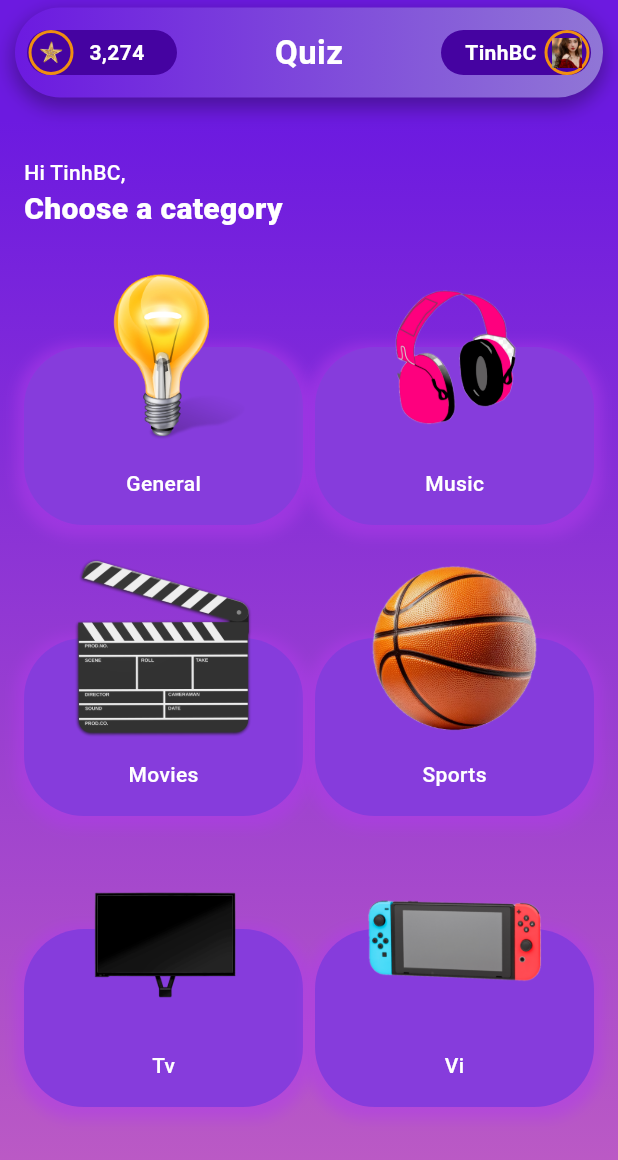
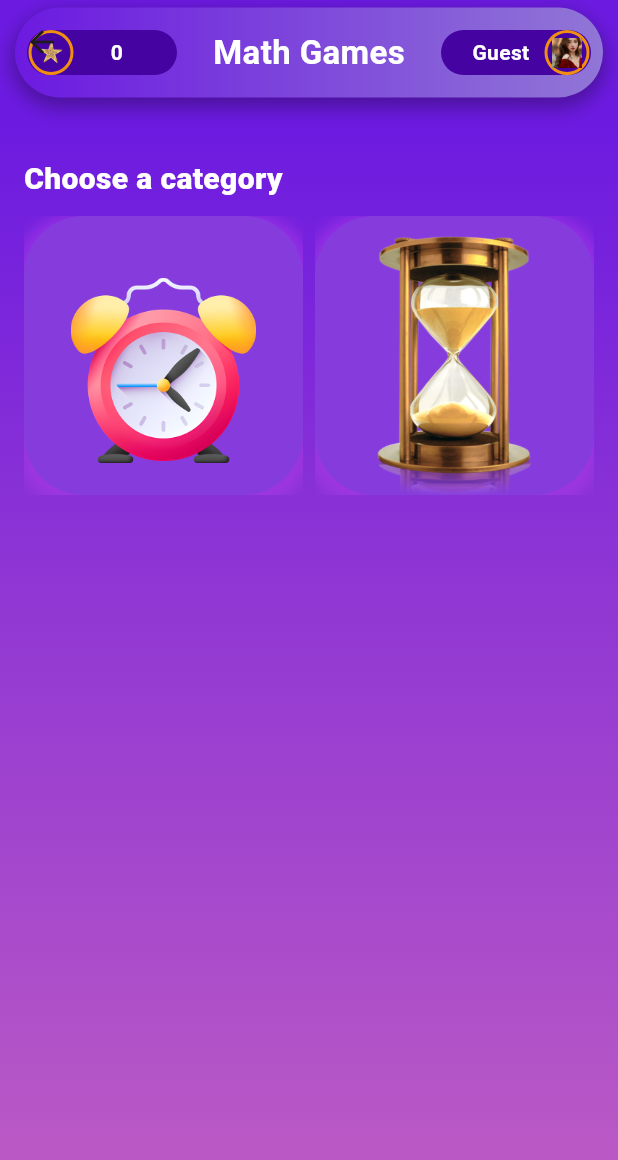
Before and after one commit to khanhbuiduc/quizzApp, a Flutter app: the screen it shows after launch, on a phone screen of 412 x 824 dp. Shown: the top 1160 px of the screen. Run offline on Flutter 3.47's test engine with Material 3 defaults, Android fonts, the light colour scheme and no system bars; our stand-ins replace flutter_svg, shared_preferences.

Commit message:
update pub spec

```diff
--- a/lib/main.dart
+++ b/lib/main.dart
@@ -1,6 +1,5 @@
 import 'package:flutter/material.dart';
 import 'package:quizz_app/screen/home/home_page.dart';
-import 'package:quizz_app/screen/home/home_page_header.dart';
 import 'package:quizz_app/screen/auth/authScreen.dart';
 
 void main() {
@@ -12,11 +11,16 @@ class MyApp extends StatelessWidget {
   @override
   Widget build(BuildContext context) {
     return MaterialApp(
-        title: 'Flutter Demo',
+        title: 'Math app',
         theme: ThemeData().copyWith(
           colorScheme: ColorScheme.fromSeed(seedColor: Colors.deepPurple),
-          useMaterial3: true,
+          // useMaterial3: true,
         ),
+        debugShowCheckedModeBanner: false,
+        initialRoute: '/dashboard',
+        routes: <String, WidgetBuilder>{
+          '/dashboard': (BuildContext context) => const MyHomePage(),
+        },
         home: const MyHomePage());
   }
 }
--- a/lib/screen/home/home_page.dart
+++ b/lib/screen/home/home_page.dart
@@ -1,6 +1,8 @@
 import 'package:flutter/material.dart';
 import 'package:quizz_app/screen/home/categories_data.dart';
 import 'package:quizz_app/screen/home/home_page_header.dart';
+import 'package:quizz_app/screen/home/plus_screen.dart';
+import 'package:quizz_app/widgets/dialog/dialog_custom.dart';
 
 class MyHomePage extends StatefulWidget {
   const MyHomePage({super.key});
@@ -11,6 +13,11 @@ class MyHomePage extends StatefulWidget {
 
 class _MyHomePageState extends State<MyHomePage> {
   @override
+  void initState() {
+    super.initState();
+  }
+
+  @override
   Widget build(BuildContext context) {
     return Scaffold(
       resizeToAvoidBottomInset: true,
@@ -18,7 +25,7 @@ class _MyHomePageState extends State<MyHomePage> {
         preferredSize: const Size.fromHeight(80.0),
         child: AppBar(
           backgroundColor: const Color.fromARGB(255, 108, 26, 224),
-          flexibleSpace: const SafeArea(child: HomePageHeader()),
+          flexibleSpace: SafeArea(child: HomePageHeader()),
         ),
       ),
       body: Container(
@@ -34,53 +41,28 @@ class _MyHomePageState extends State<MyHomePage> {
           ),
         ),
         child: SingleChildScrollView(
-          child: Expanded(
-            child: Container(
-              width: MediaQuery.of(context).size.width,
-              decoration: const BoxDecoration(
-                  // gradient: LinearGradient(
-                  //   begin: Alignment.topCenter,
-                  //   end: Alignment.bottomCenter,
-                  //   colors: [
-                  //     Color.fromARGB(255, 108, 26, 224),
-                  //     Color.fromARGB(255, 192, 94, 195)
-                  //   ],
-                  // ),
-                  ),
           child: Column(
             children: [
               const SizedBox(
                 height: 25,
               ),
               Container(
-                      width: MediaQuery.of(context).size.width,
-                      padding: const EdgeInsets.symmetric(
-                          vertical: 0, horizontal: 16),
-                      child: const Text("Hi TinhBC,",
-                          textAlign: TextAlign.left,
-                          style: TextStyle(
-                            color: Colors.white,
-                            fontWeight: FontWeight.w500,
-                          ))),
-                  Container(
                 padding:
                     const EdgeInsets.symmetric(vertical: 0, horizontal: 16),
                 width: MediaQuery.of(context).size.width,
-                    child: const Text("Choose a category",
+                child: const Text(
+                  "Choose a category",
                   style: TextStyle(
                       color: Colors.white,
                       fontWeight: FontWeight.w800,
-                            fontSize: 20)),
+                      fontSize: 20),
+                ),
               ),
               Container(
                 padding: EdgeInsets.symmetric(horizontal: 16, vertical: 10),
-                    height: MediaQuery.of(context).size.width *
-                        0.5 *
-                        categoriesList.length *
-                        0.5,
+                height: MediaQuery.of(context).size.width * 0.5,
                 child: GridView.builder(
-                      gridDelegate:
-                          const SliverGridDelegateWithFixedCrossAxisCount(
+                  gridDelegate: const SliverGridDelegateWithFixedCrossAxisCount(
                     crossAxisCount: 2, // Number of columns in the grid
                     crossAxisSpacing: 8.0, // Spacing between columns
                     mainAxisSpacing: 8.0, // Spacing between rows
@@ -89,17 +71,18 @@ class _MyHomePageState extends State<MyHomePage> {
                       categoriesList.length, // Number of items in the grid
                   itemBuilder: (context, index) {
                     // Build each grid item
-                        return Container(
+                    return GestureDetector(
+                      onTap: () {
+                        dialogCustom(context, content: PlusScreen());
+                      },
+                      child: Container(
                         child: Stack(
                           alignment: AlignmentDirectional.bottomCenter,
                           children: [
                             Positioned(
                               child: Container(
                                 width: MediaQuery.of(context).size.width,
-                                height: MediaQuery.of(context).size.width *
-                                    0.15 *
-                                    categoriesList.length *
-                                    0.32,
+                                height: MediaQuery.of(context).size.width * 0.5,
                                 decoration: BoxDecoration(
                                   color: Color.fromARGB(255, 134, 60, 220),
                                   borderRadius: BorderRadius.circular(40),
@@ -120,10 +103,7 @@ class _MyHomePageState extends State<MyHomePage> {
                               top: 0,
                               child: Container(
                                 width: MediaQuery.of(context).size.width * 0.3,
-                                height: MediaQuery.of(context).size.width *
-                                    0.2 *
-                                    categoriesList.length *
-                                    0.3,
+                                height: MediaQuery.of(context).size.width * 0.5,
                                 decoration: BoxDecoration(
                                   image: DecorationImage(
                                     image:
@@ -143,7 +123,9 @@ class _MyHomePageState extends State<MyHomePage> {
                               ),
                             )
                           ],
-                        ));
+                        ),
+                      ),
+                    );
                   },
                 ),
               ),
@@ -151,28 +133,12 @@ class _MyHomePageState extends State<MyHomePage> {
           ),
         ),
       ),
-        ),
-      ),
     );
   }
 
   List<Category> categoriesList = [
-    Category(
-        image: "assets/images/yellow-light-bulb.png",
-        link: "link-1",
-        title: "General"),
-    Category(
-        image: "assets/images/pink-headphone.png",
-        link: "link-1",
-        title: "Music"),
-    Category(
-        image: "assets/images/clapper.png", link: "link-1", title: "Movies"),
-    Category(
-        image: "assets/images/basketball.png", link: "link-1", title: "Sports"),
-    Category(image: "assets/images/tivi.png", link: "link-1", title: "Tv"),
-    Category(
-        image: "assets/images/switch-handheld-game.png",
-        link: "link-1",
-        title: "Vi"),
+    Category(image: "assets/icons/clock.png", link: "link-1", title: ""),
+    Category(image: "assets/icons/hourglass.png", link: "link-1", title: ""),
+    Category(image: "assets/icons/nontime.png", link: "link-1", title: ""),
   ];
 }
--- a/lib/screen/home/home_page_header.dart
+++ b/lib/screen/home/home_page_header.dart
@@ -1,9 +1,27 @@
 import 'package:flutter/material.dart';
 import 'package:quizz_app/widgets/image_box/image_box_left.dart';
 import 'package:quizz_app/widgets/image_box/image_box_right.dart';
+import 'package:shared_preferences/shared_preferences.dart';
 
-class HomePageHeader extends StatelessWidget {
-  const HomePageHeader({super.key});
+class HomePageHeader extends StatefulWidget {
+  HomePageHeader({super.key});
+
+  @override
+  State<HomePageHeader> createState() => new _HomePageHeaderState();
+}
+
+class _HomePageHeaderState extends State<HomePageHeader> {
+  int total = 0;
+  @override
+  void initState() {
+    super.initState();
+    getLocal();
+  }
+
+  getLocal() async {
+    SharedPreferences prefs = await SharedPreferences.getInstance();
+    total = int.parse(prefs.getString("total") ?? "0");
+  }
 
   @override
   Widget build(BuildContext context) {
@@ -32,23 +50,23 @@ class HomePageHeader extends StatelessWidget {
               ),
             ],
           ),
-          child: const Row(
+          child: Row(
             mainAxisAlignment: MainAxisAlignment.spaceBetween,
             crossAxisAlignment: CrossAxisAlignment.center,
             children: [
               SizedBox(
                 width: 100,
-                child: ImageBoxLeft(title: "3,274"),
+                child: ImageBoxLeft(title: '$total'),
               ),
-              SizedBox(
+              const SizedBox(
                   child: Text(
-                "Quiz",
+                "Math Games",
                 style: TextStyle(
                     fontSize: 22,
                     color: Colors.white,
                     fontWeight: FontWeight.w700),
               )),
-              SizedBox(width: 100, child: ImageBoxRight(title: "TinhBC")),
+              const SizedBox(width: 100, child: ImageBoxRight(title: "Guest")),
             ],
           ),
         ));
--- a/pubspec.yaml
+++ b/pubspec.yaml
@@ -12,6 +12,7 @@ dependencies:
     sdk: flutter
 
   cupertino_icons: ^1.0.2
+  shared_preferences: ^2.2.3
 
 dev_dependencies:
   flutter_svg: ^2.0.5
@@ -23,3 +24,4 @@ flutter:
   uses-material-design: true
   assets:
     - assets/images/
+    - assets/icons/
```
Also changed, not shown: lib/screen/home/plus_screen.dart (added, +280 -0 lines), lib/widgets/circular/circular_countdown.dart (added, +89 -0 lines), lib/widgets/dialog/dialog_custom.dart (added, +22 -0 lines), lib/widgets/header/header.dart (added, +22 -0 lines), assets/icons/clock.png (added), assets/icons/hourglass.png (added), assets/icons/nontime.png (added). Lines whose indentation alone changed are shown as unchanged.
